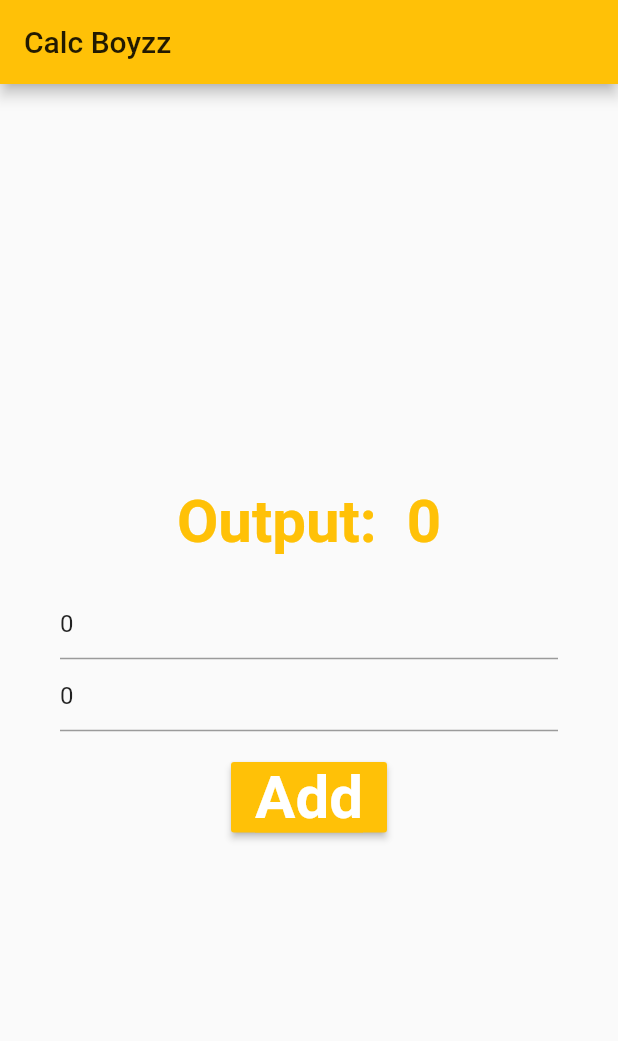
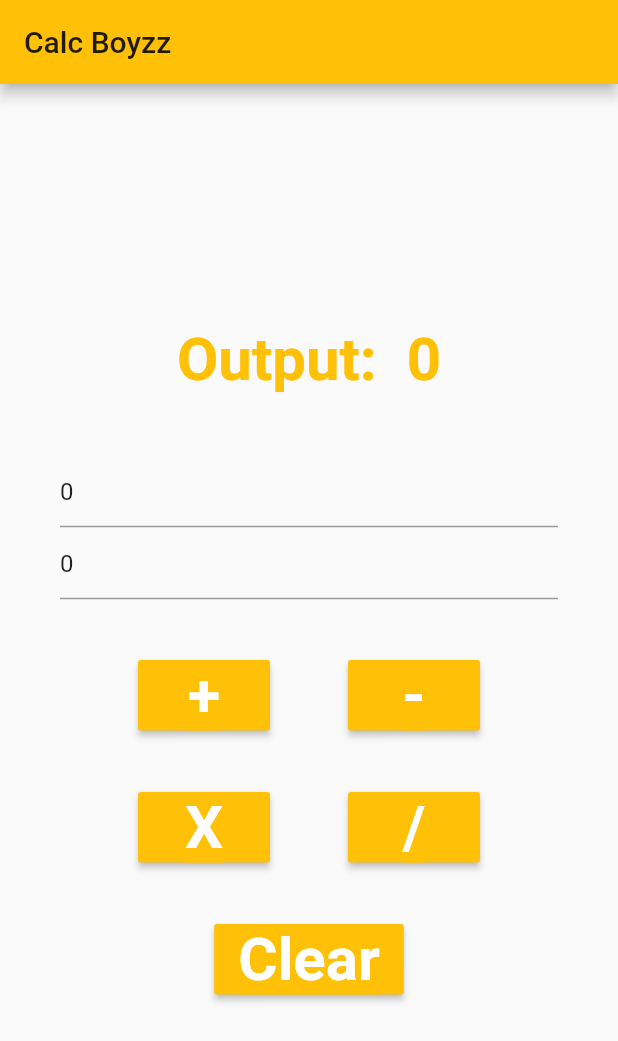
Before and after one commit to beingRD/Flutter-Calc-v2, a Flutter app: the screen it shows after launch, on a phone screen of 412 x 824 dp. Shown: the top 1041 px of the screen. Run offline on Flutter 3.47's test engine with Material 2 defaults, Android fonts, the phone set to English and light mode, and no system bars.

Commit message:
Final 1.0

```diff
--- a/lib/home_page.dart
+++ b/lib/home_page.dart
@@ -6,7 +6,8 @@ class HomePage extends StatefulWidget {
 }
 
 class HomePageState extends State<HomePage> {
-  int num1 = 2, num2 = 0, sum = 0;
+  int num1 = 2, num2 = 0;
+  int res = 0;
 
   final TextEditingController t1 = TextEditingController(text: "0");
   final TextEditingController t2 = TextEditingController(text: "0");
@@ -15,7 +16,38 @@ class HomePageState extends State<HomePage> {
     setState(() {
       int num1 = int.parse(t1.text);
       int num2 = int.parse(t2.text);
-      sum = num1 + num2;
+      res = num1 + num2;
+    });
+  }
+
+  void doSub() {
+    setState(() {
+      int num1 = int.parse(t1.text);
+      int num2 = int.parse(t2.text);
+      res = num1 - num2;
+    });
+  }
+
+  void doMul() {
+    setState(() {
+      int num1 = int.parse(t1.text);
+      int num2 = int.parse(t2.text);
+      res = num1 * num2;
+    });
+  }
+
+  void doDiv() {
+    setState(() {
+      int num1 = int.parse(t1.text);
+      int num2 = int.parse(t2.text);
+      res = num1 ~/ num2;
+    });
+  }
+
+  void doClear() {
+    setState(() {
+      t1.text = "0";
+      t2.text = "0";
     });
   }
 
@@ -32,7 +64,7 @@ class HomePageState extends State<HomePage> {
           mainAxisAlignment: MainAxisAlignment.center,
           children: <Widget>[
             Text(
-              "Output: $sum",
+              "Output: $res",
               style: TextStyle(
                 fontSize: 40.0,
                 fontWeight: FontWeight.bold,
@@ -41,7 +73,7 @@ class HomePageState extends State<HomePage> {
               ),
             ),
             Padding(
-              padding: const EdgeInsets.only(top: 20.0),
+              padding: const EdgeInsets.only(top: 40.0),
             ),
             TextField(
               keyboardType: TextInputType.number,
@@ -54,11 +86,14 @@ class HomePageState extends State<HomePage> {
               controller: t2,
             ),
             Padding(
-              padding: const EdgeInsets.only(top: 20.0),
+              padding: const EdgeInsets.only(top: 40.0),
             ),
+            Row(
+              mainAxisAlignment: MainAxisAlignment.spaceEvenly,
+              children: <Widget>[
                 MaterialButton(
                   child: Text(
-                "Add",
+                    "+",
                     style: TextStyle(
                       fontSize: 40.0,
                       fontWeight: FontWeight.bold,
@@ -69,6 +104,80 @@ class HomePageState extends State<HomePage> {
                   ),
                   color: Colors.amber,
                   onPressed: doAdd,
+                ),
+                MaterialButton(
+                  child: Text(
+                    "-",
+                    style: TextStyle(
+                      fontSize: 40.0,
+                      fontWeight: FontWeight.bold,
+                      backgroundColor: Colors.amber,
+                      color: Colors.white,
+                      wordSpacing: 10.0,
+                    ),
+                  ),
+                  color: Colors.amber,
+                  onPressed: doSub,
+                ),
+              ],
+            ),
+            Padding(
+              padding: const EdgeInsets.only(top: 40.0),
+            ),
+            Row(
+              mainAxisAlignment: MainAxisAlignment.spaceEvenly,
+              children: <Widget>[
+                MaterialButton(
+                  child: Text(
+                    "X",
+                    style: TextStyle(
+                      fontSize: 40.0,
+                      fontWeight: FontWeight.bold,
+                      backgroundColor: Colors.amber,
+                      color: Colors.white,
+                      wordSpacing: 10.0,
+                    ),
+                  ),
+                  color: Colors.amber,
+                  onPressed: doMul,
+                ),
+                MaterialButton(
+                  child: Text(
+                    "/",
+                    style: TextStyle(
+                      fontSize: 40.0,
+                      fontWeight: FontWeight.bold,
+                      backgroundColor: Colors.amber,
+                      color: Colors.white,
+                      wordSpacing: 10.0,
+                    ),
+                  ),
+                  color: Colors.amber,
+                  onPressed: doDiv,
+                ),
+              ],
+            ),
+            Padding(
+              padding: const EdgeInsets.only(top: 40.0),
+            ),
+            Row(
+              mainAxisAlignment: MainAxisAlignment.center,
+              children: <Widget>[
+                MaterialButton(
+                  child: Text(
+                    "Clear",
+                    style: TextStyle(
+                      fontSize: 40.0,
+                      fontWeight: FontWeight.bold,
+                      backgroundColor: Colors.amber,
+                      color: Colors.white,
+                      wordSpacing: 10.0,
+                    ),
+                  ),
+                  color: Colors.amber,
+                  onPressed: doClear,
+                )
+              ],
             )
 
             /* TextField(
```
Lines whose indentation alone changed are shown as unchanged.
